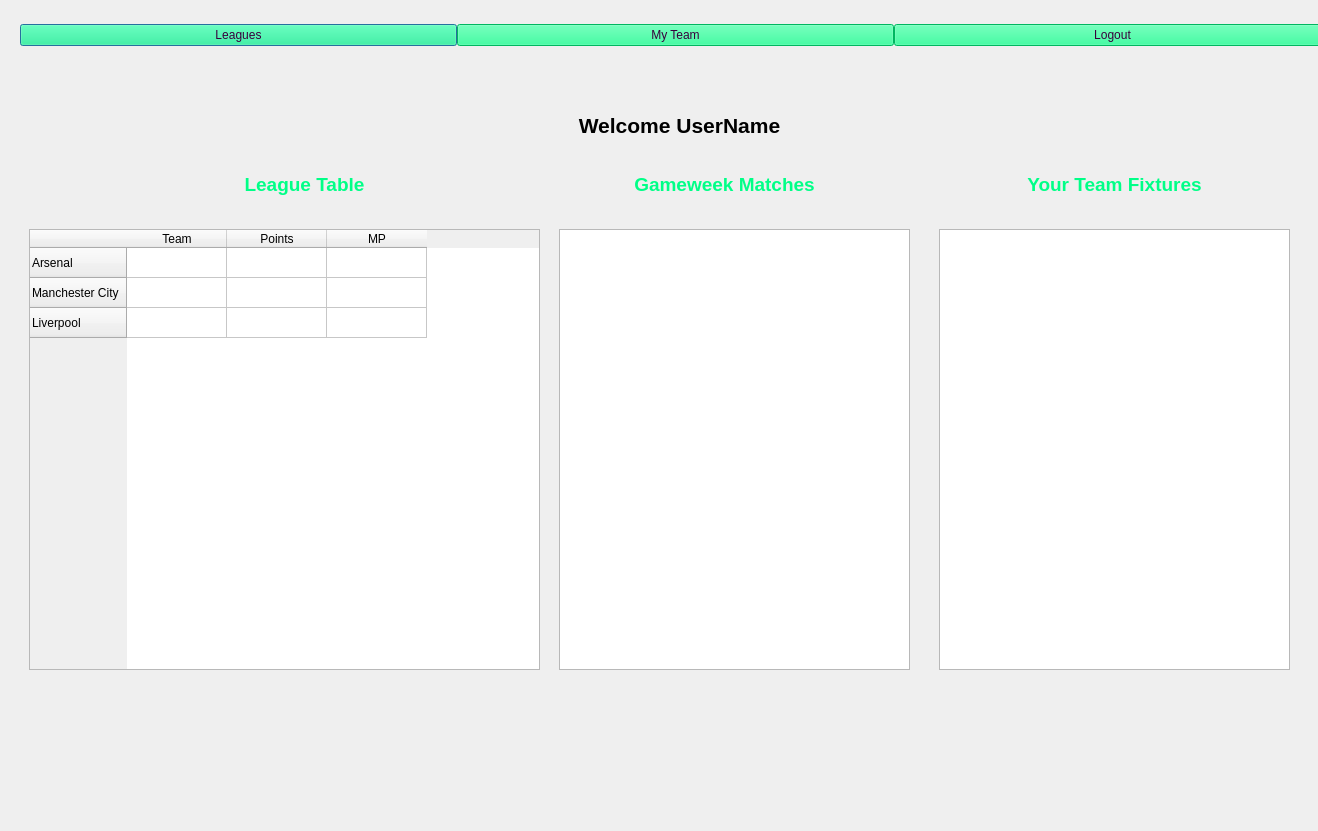
The window that home.ui (bolesawny7/FootballFantasy) describes before a commit, drawn with Qt 5.
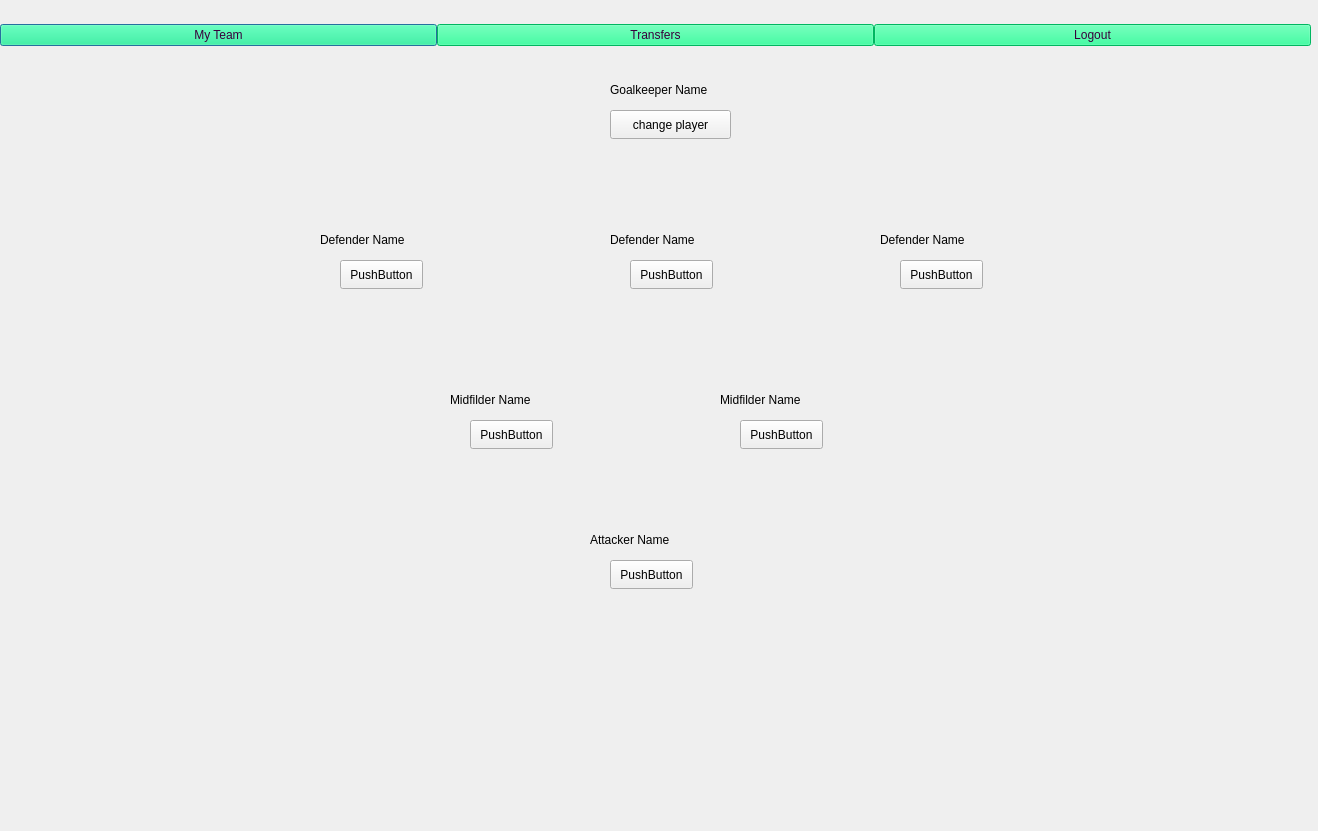
The same window after the commit. Icons and pictures are not drawn.

```diff
--- a/home.ui
+++ b/home.ui
@@ -19,182 +19,10 @@
 }
 </string>
   </property>
-  <widget class="QWidget" name="content" native="true">
-   <property name="geometry">
-    <rect>
-     <x>9</x>
-     <y>49</y>
-     <width>1301</width>
-     <height>781</height>
-    </rect>
-   </property>
-   <widget class="QTableWidget" name="tableWidget">
-    <property name="geometry">
-     <rect>
-      <x>20</x>
-      <y>180</y>
-      <width>511</width>
-      <height>441</height>
-     </rect>
-    </property>
-    <row>
-     <property name="text">
-      <string>Arsenal</string>
-     </property>
-    </row>
-    <row>
-     <property name="text">
-      <string>Manchester City</string>
-     </property>
-    </row>
-    <row>
-     <property name="text">
-      <string>Liverpool</string>
-     </property>
-    </row>
-    <column>
-     <property name="text">
-      <string>Team</string>
-     </property>
-    </column>
-    <column>
-     <property name="text">
-      <string>Points</string>
-     </property>
-    </column>
-    <column>
-     <property name="text">
-      <string>MP</string>
-     </property>
-    </column>
-   </widget>
-   <widget class="QTextBrowser" name="textBrowser">
-    <property name="geometry">
-     <rect>
-      <x>360</x>
-      <y>60</y>
-      <width>621</width>
-      <height>91</height>
-     </rect>
-    </property>
-    <property name="styleSheet">
-     <string notr="true">background-color: rgba(0, 0, 0, 0);
-border:none;
-</string>
-    </property>
-    <property name="html">
-     <string>&lt;!DOCTYPE HTML PUBLIC &quot;-//W3C//DTD HTML 4.0//EN&quot; &quot;http://www.w3.org/TR/REC-html40/strict.dtd&quot;&gt;
-&lt;html&gt;&lt;head&gt;&lt;meta name=&quot;qrichtext&quot; content=&quot;1&quot; /&gt;&lt;meta charset=&quot;utf-8&quot; /&gt;&lt;style type=&quot;text/css&quot;&gt;
-p, li { white-space: pre-wrap; }
-hr { height: 1px; border-width: 0; }
-li.unchecked::marker { content: &quot;\2610&quot;; }
-li.checked::marker { content: &quot;\2612&quot;; }
-&lt;/style&gt;&lt;/head&gt;&lt;body style=&quot; font-family:'Segoe UI'; font-size:9pt; font-weight:400; font-style:normal;&quot;&gt;
-&lt;p align=&quot;center&quot; style=&quot; margin-top:0px; margin-bottom:0px; margin-left:0px; margin-right:0px; -qt-block-indent:0; text-indent:0px;&quot;&gt;&lt;span style=&quot; font-size:16pt; font-weight:700;&quot;&gt;Welcome UserName&lt;/span&gt;&lt;/p&gt;
-&lt;p align=&quot;center&quot; style=&quot;-qt-paragraph-type:empty; margin-top:0px; margin-bottom:0px; margin-left:0px; margin-right:0px; -qt-block-indent:0; text-indent:0px; font-size:16pt; font-weight:700;&quot;&gt;&lt;br /&gt;&lt;/p&gt;&lt;/body&gt;&lt;/html&gt;</string>
-    </property>
-   </widget>
-   <widget class="QTextEdit" name="textEdit">
-    <property name="geometry">
-     <rect>
-      <x>140</x>
-      <y>120</y>
-      <width>311</width>
-      <height>85</height>
-     </rect>
-    </property>
-    <property name="styleSheet">
-     <string notr="true">background-color: rgba(0, 0, 0, 0);
-border:none;
-</string>
-    </property>
-    <property name="html">
-     <string>&lt;!DOCTYPE HTML PUBLIC &quot;-//W3C//DTD HTML 4.0//EN&quot; &quot;http://www.w3.org/TR/REC-html40/strict.dtd&quot;&gt;
-&lt;html&gt;&lt;head&gt;&lt;meta name=&quot;qrichtext&quot; content=&quot;1&quot; /&gt;&lt;meta charset=&quot;utf-8&quot; /&gt;&lt;style type=&quot;text/css&quot;&gt;
-p, li { white-space: pre-wrap; }
-hr { height: 1px; border-width: 0; }
-li.unchecked::marker { content: &quot;\2610&quot;; }
-li.checked::marker { content: &quot;\2612&quot;; }
-&lt;/style&gt;&lt;/head&gt;&lt;body style=&quot; font-family:'Segoe UI'; font-size:9pt; font-weight:400; font-style:normal;&quot;&gt;
-&lt;p align=&quot;center&quot; style=&quot; margin-top:0px; margin-bottom:0px; margin-left:0px; margin-right:0px; -qt-block-indent:0; text-indent:0px;&quot;&gt;&lt;span style=&quot; font-size:14pt; font-weight:700; color:#00ff87;&quot;&gt;League Table&lt;/span&gt;&lt;/p&gt;&lt;/body&gt;&lt;/html&gt;</string>
-    </property>
-   </widget>
-   <widget class="QTextEdit" name="textEdit_2">
-    <property name="geometry">
-     <rect>
-      <x>930</x>
-      <y>120</y>
-      <width>351</width>
-      <height>85</height>
-     </rect>
-    </property>
-    <property name="styleSheet">
-     <string notr="true">background-color: rgba(0, 0, 0, 0);
-border:none;
-</string>
-    </property>
-    <property name="html">
-     <string>&lt;!DOCTYPE HTML PUBLIC &quot;-//W3C//DTD HTML 4.0//EN&quot; &quot;http://www.w3.org/TR/REC-html40/strict.dtd&quot;&gt;
-&lt;html&gt;&lt;head&gt;&lt;meta name=&quot;qrichtext&quot; content=&quot;1&quot; /&gt;&lt;meta charset=&quot;utf-8&quot; /&gt;&lt;style type=&quot;text/css&quot;&gt;
-p, li { white-space: pre-wrap; }
-hr { height: 1px; border-width: 0; }
-li.unchecked::marker { content: &quot;\2610&quot;; }
-li.checked::marker { content: &quot;\2612&quot;; }
-&lt;/style&gt;&lt;/head&gt;&lt;body style=&quot; font-family:'Segoe UI'; font-size:9pt; font-weight:400; font-style:normal;&quot;&gt;
-&lt;p align=&quot;center&quot; style=&quot; margin-top:0px; margin-bottom:0px; margin-left:0px; margin-right:0px; -qt-block-indent:0; text-indent:0px;&quot;&gt;&lt;span style=&quot; font-size:14pt; font-weight:700; color:#00ff87;&quot;&gt;Your Team Fixtures&lt;/span&gt;&lt;/p&gt;&lt;/body&gt;&lt;/html&gt;</string>
-    </property>
-   </widget>
-   <widget class="QListView" name="WeekFixtures">
-    <property name="geometry">
-     <rect>
-      <x>550</x>
-      <y>180</y>
-      <width>351</width>
-      <height>441</height>
-     </rect>
-    </property>
-   </widget>
-   <widget class="QListView" name="TeamFixtures">
-    <property name="geometry">
-     <rect>
-      <x>930</x>
-      <y>180</y>
-      <width>351</width>
-      <height>441</height>
-     </rect>
-    </property>
-   </widget>
-   <widget class="QTextEdit" name="textEdit_3">
-    <property name="geometry">
-     <rect>
-      <x>540</x>
-      <y>120</y>
-      <width>351</width>
-      <height>85</height>
-     </rect>
-    </property>
-    <property name="styleSheet">
-     <string notr="true">background-color: rgba(0, 0, 0, 0);
-border:none;
-</string>
-    </property>
-    <property name="html">
-     <string>&lt;!DOCTYPE HTML PUBLIC &quot;-//W3C//DTD HTML 4.0//EN&quot; &quot;http://www.w3.org/TR/REC-html40/strict.dtd&quot;&gt;
-&lt;html&gt;&lt;head&gt;&lt;meta name=&quot;qrichtext&quot; content=&quot;1&quot; /&gt;&lt;meta charset=&quot;utf-8&quot; /&gt;&lt;style type=&quot;text/css&quot;&gt;
-p, li { white-space: pre-wrap; }
-hr { height: 1px; border-width: 0; }
-li.unchecked::marker { content: &quot;\2610&quot;; }
-li.checked::marker { content: &quot;\2612&quot;; }
-&lt;/style&gt;&lt;/head&gt;&lt;body style=&quot; font-family:'Segoe UI'; font-size:9pt; font-weight:400; font-style:normal;&quot;&gt;
-&lt;p align=&quot;center&quot; style=&quot; margin-top:0px; margin-bottom:0px; margin-left:0px; margin-right:0px; -qt-block-indent:0; text-indent:0px;&quot;&gt;&lt;span style=&quot; font-size:14pt; font-weight:700; color:#00ff87;&quot;&gt;Gameweek Matches&lt;/span&gt;&lt;/p&gt;
-&lt;p align=&quot;center&quot; style=&quot;-qt-paragraph-type:empty; margin-top:0px; margin-bottom:0px; margin-left:0px; margin-right:0px; -qt-block-indent:0; text-indent:0px; font-size:14pt; font-weight:700; color:#00ff87;&quot;&gt;&lt;br /&gt;&lt;/p&gt;&lt;/body&gt;&lt;/html&gt;</string>
-    </property>
-   </widget>
-  </widget>
   <widget class="QWidget" name="layoutWidget">
    <property name="geometry">
     <rect>
-     <x>20</x>
+     <x>0</x>
      <y>10</y>
      <width>1311</width>
      <height>51</height>
@@ -207,19 +35,6 @@
     <property name="sizeConstraint">
      <enum>QLayout::SetNoConstraint</enum>
     </property>
-    <item>
-     <widget class="QPushButton" name="LeaguesButton">
-      <property name="styleSheet">
-       <string notr="true">
-color: rgb(55, 0, 60);
-background-color: rgb(0, 255, 135);
-border-radius-top: 20px;</string>
-      </property>
-      <property name="text">
-       <string>Leagues</string>
-      </property>
-     </widget>
-    </item>
     <item>
      <widget class="QPushButton" name="pushButton_3">
       <property name="styleSheet">
@@ -233,6 +48,19 @@
       </property>
      </widget>
     </item>
+    <item>
+     <widget class="QPushButton" name="LeaguesButton">
+      <property name="styleSheet">
+       <string notr="true">
+color: rgb(55, 0, 60);
+background-color: rgb(0, 255, 135);
+border-radius-top: 20px;</string>
+      </property>
+      <property name="text">
+       <string>Transfers</string>
+      </property>
+     </widget>
+    </item>
     <item>
      <widget class="QPushButton" name="pushButton">
       <property name="styleSheet">
@@ -248,6 +76,188 @@
     </item>
    </layout>
   </widget>
+  <widget class="QLabel" name="label">
+   <property name="geometry">
+    <rect>
+     <x>610</x>
+     <y>80</y>
+     <width>131</width>
+     <height>20</height>
+    </rect>
+   </property>
+   <property name="text">
+    <string>Goalkeeper Name</string>
+   </property>
+  </widget>
+  <widget class="QPushButton" name="pushButton_2">
+   <property name="geometry">
+    <rect>
+     <x>610</x>
+     <y>110</y>
+     <width>121</width>
+     <height>29</height>
+    </rect>
+   </property>
+   <property name="text">
+    <string>change player</string>
+   </property>
+  </widget>
+  <widget class="QPushButton" name="pushButton_4">
+   <property name="geometry">
+    <rect>
+     <x>340</x>
+     <y>260</y>
+     <width>83</width>
+     <height>29</height>
+    </rect>
+   </property>
+   <property name="text">
+    <string>PushButton</string>
+   </property>
+  </widget>
+  <widget class="QLabel" name="label_2">
+   <property name="geometry">
+    <rect>
+     <x>320</x>
+     <y>230</y>
+     <width>131</width>
+     <height>20</height>
+    </rect>
+   </property>
+   <property name="text">
+    <string>Defender Name</string>
+   </property>
+  </widget>
+  <widget class="QPushButton" name="pushButton_5">
+   <property name="geometry">
+    <rect>
+     <x>630</x>
+     <y>260</y>
+     <width>83</width>
+     <height>29</height>
+    </rect>
+   </property>
+   <property name="text">
+    <string>PushButton</string>
+   </property>
+  </widget>
+  <widget class="QLabel" name="label_3">
+   <property name="geometry">
+    <rect>
+     <x>610</x>
+     <y>230</y>
+     <width>131</width>
+     <height>20</height>
+    </rect>
+   </property>
+   <property name="text">
+    <string>Defender Name</string>
+   </property>
+  </widget>
+  <widget class="QPushButton" name="pushButton_6">
+   <property name="geometry">
+    <rect>
+     <x>900</x>
+     <y>260</y>
+     <width>83</width>
+     <height>29</height>
+    </rect>
+   </property>
+   <property name="text">
+    <string>PushButton</string>
+   </property>
+  </widget>
+  <widget class="QLabel" name="label_4">
+   <property name="geometry">
+    <rect>
+     <x>880</x>
+     <y>230</y>
+     <width>131</width>
+     <height>20</height>
+    </rect>
+   </property>
+   <property name="text">
+    <string>Defender Name</string>
+   </property>
+  </widget>
+  <widget class="QPushButton" name="pushButton_7">
+   <property name="geometry">
+    <rect>
+     <x>470</x>
+     <y>420</y>
+     <width>83</width>
+     <height>29</height>
+    </rect>
+   </property>
+   <property name="text">
+    <string>PushButton</string>
+   </property>
+  </widget>
+  <widget class="QLabel" name="label_5">
+   <property name="geometry">
+    <rect>
+     <x>450</x>
+     <y>390</y>
+     <width>131</width>
+     <height>20</height>
+    </rect>
+   </property>
+   <property name="text">
+    <string>Midfilder Name</string>
+   </property>
+  </widget>
+  <widget class="QPushButton" name="pushButton_8">
+   <property name="geometry">
+    <rect>
+     <x>740</x>
+     <y>420</y>
+     <width>83</width>
+     <height>29</height>
+    </rect>
+   </property>
+   <property name="text">
+    <string>PushButton</string>
+   </property>
+  </widget>
+  <widget class="QLabel" name="label_6">
+   <property name="geometry">
+    <rect>
+     <x>720</x>
+     <y>390</y>
+     <width>131</width>
+     <height>20</height>
+    </rect>
+   </property>
+   <property name="text">
+    <string>Midfilder Name</string>
+   </property>
+  </widget>
+  <widget class="QPushButton" name="pushButton_9">
+   <property name="geometry">
+    <rect>
+     <x>610</x>
+     <y>560</y>
+     <width>83</width>
+     <height>29</height>
+    </rect>
+   </property>
+   <property name="text">
+    <string>PushButton</string>
+   </property>
+  </widget>
+  <widget class="QLabel" name="label_7">
+   <property name="geometry">
+    <rect>
+     <x>590</x>
+     <y>530</y>
+     <width>131</width>
+     <height>20</height>
+    </rect>
+   </property>
+   <property name="text">
+    <string>Attacker Name</string>
+   </property>
+  </widget>
  </widget>
  <resources/>
  <connections/>
```
Left out of the diff: 2 changed lines with no effect on the pictures.
